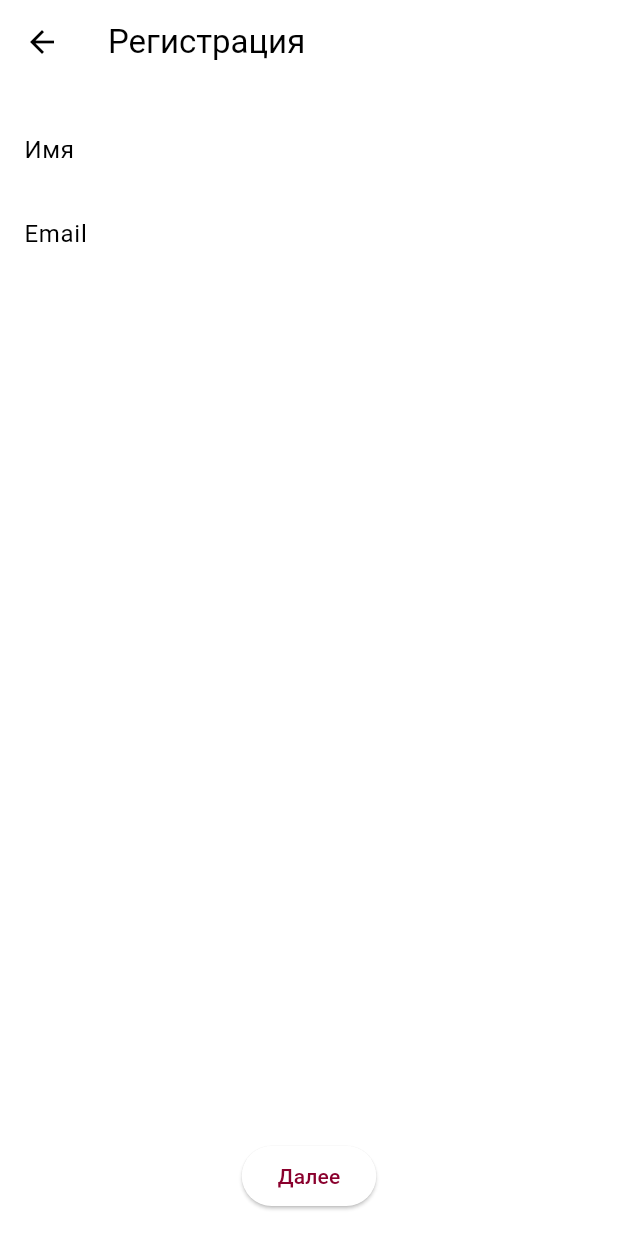
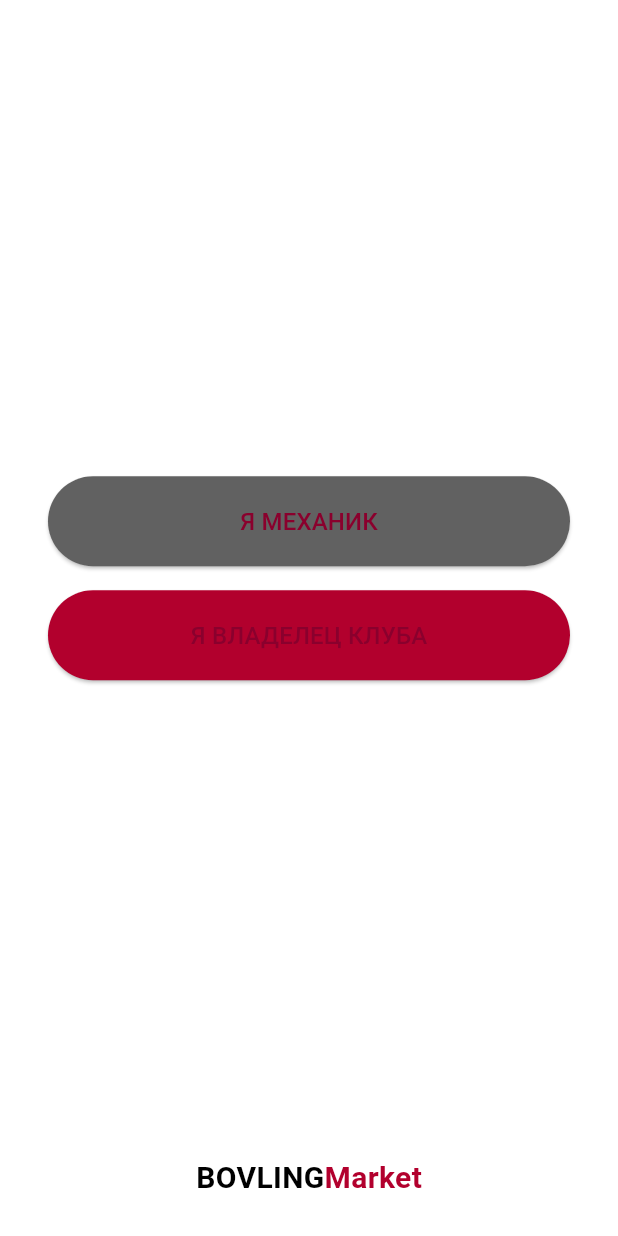
Before and after one commit to Lalamee/bowling-app-flutter, a Flutter app: the screen it shows after launch, after a tap on the "arrow forward ios" icon, after a tap on "Пропустить", after a tap on "Зарегистрироваться", on a phone screen of 412 x 824 dp. Run offline on Flutter 3.47's test engine with Material 3 defaults, Android fonts, the phone set to English and light mode, and no system bars.

Commit message:
register_screens 0.5

```diff
--- /dev/null
+++ b/lib/screens/register_role_selection.dart
@@ -0,0 +1,63 @@
+import 'package:flutter/material.dart';
+import 'register_owner_screen.dart';
+import 'register_mechanic_screen.dart';
+
+class RegisterRoleSelectionScreen extends StatelessWidget {
+  const RegisterRoleSelectionScreen({super.key});
+
+  @override
+  Widget build(BuildContext context) {
+    return Scaffold(
+      backgroundColor: Colors.white,
+      body: SafeArea(
+        child: Column(
+          mainAxisAlignment: MainAxisAlignment.center,
+          children: [
+            const Spacer(),
+            Padding(
+              padding: const EdgeInsets.symmetric(horizontal: 32.0),
+              child: ElevatedButton(
+                onPressed: () {
+                  Navigator.push(context, MaterialPageRoute(builder: (_) => const RegisterMechanicScreen()));
+                },
+                style: ElevatedButton.styleFrom(
+                  minimumSize: const Size.fromHeight(60),
+                  backgroundColor: Colors.grey[700],
+                  shape: RoundedRectangleBorder(borderRadius: BorderRadius.circular(30)),
+                ),
+                child: const Text('Я МЕХАНИК', style: TextStyle(fontSize: 16)),
+              ),
+            ),
+            const SizedBox(height: 16),
+            Padding(
+              padding: const EdgeInsets.symmetric(horizontal: 32.0),
+              child: ElevatedButton(
+                onPressed: () {
+                  Navigator.push(context, MaterialPageRoute(builder: (_) => const RegisterOwnerScreen()));
+                },
+                style: ElevatedButton.styleFrom(
+                  minimumSize: const Size.fromHeight(60),
+                  backgroundColor: Color(0xFFB2002D),
+                  shape: RoundedRectangleBorder(borderRadius: BorderRadius.circular(30)),
+                ),
+                child: const Text('Я ВЛАДЕЛЕЦ КЛУБА', style: TextStyle(fontSize: 16)),
+              ),
+            ),
+            const Spacer(),
+            const Padding(
+              padding: EdgeInsets.only(bottom: 24),
+              child: Text.rich(
+                TextSpan(
+                  text: 'BOVLING',
+                  style: TextStyle(fontWeight: FontWeight.bold),
+                  children: [TextSpan(text: 'Market', style: TextStyle(color: Color(0xFFB2002D)))],
+                ),
+                style: TextStyle(fontSize: 20),
+              ),
+            ),
+          ],
+        ),
+      ),
+    );
+  }
+}
--- a/lib/screens/register_step1.dart
+++ /dev/null
@@ -1,30 +0,0 @@
-import 'package:flutter/material.dart';
-import 'register_step2.dart';
-
-class RegisterStep1 extends StatelessWidget {
-  final TextEditingController nameController = TextEditingController();
-  final TextEditingController emailController = TextEditingController();
-
-  @override
-  Widget build(BuildContext context) {
-    return Scaffold(
-      appBar: AppBar(title: Text('Регистрация')),
-      body: Padding(
-        padding: EdgeInsets.all(16),
-        child: Column(
-          children: [
-            TextField(controller: nameController, decoration: InputDecoration(labelText: 'Имя')),
-            TextField(controller: emailController, decoration: InputDecoration(labelText: 'Email')),
-            Spacer(),
-            ElevatedButton(
-              onPressed: () {
-                Navigator.push(context, MaterialPageRoute(builder: (_) => RegisterStep2()));
-              },
-              child: Text('Далее'),
-            )
-          ],
-        ),
-      ),
-    );
-  }
-}
--- a/lib/screens/welcome_screen.dart
+++ b/lib/screens/welcome_screen.dart
@@ -1,5 +1,5 @@
 import 'package:flutter/material.dart';
-import 'register_step1.dart';
+import 'register_role_selection.dart';
 
 class WelcomeScreen extends StatelessWidget {
   @override
@@ -18,7 +18,7 @@ class WelcomeScreen extends StatelessWidget {
               style: ElevatedButton.styleFrom(minimumSize: Size.fromHeight(50)),
             ),
             TextButton(
-              onPressed: () => Navigator.push(context, MaterialPageRoute(builder: (_) => RegisterStep1())),
+              onPressed: () => Navigator.push(context, MaterialPageRoute(builder: (_) => RegisterRoleSelectionScreen())),
               child: Text('Зарегистрироваться'),
             )
           ],
--- a/pubspec.yaml
+++ b/pubspec.yaml
@@ -30,10 +30,8 @@ environment:
 dependencies:
   flutter:
     sdk: flutter
-
-  # The following adds the Cupertino Icons font to your application.
-  # Use with the CupertinoIcons class for iOS style icons.
   cupertino_icons: ^1.0.8
+  intl: ^0.18.1
 
 dev_dependencies:
   flutter_test:
```
Also changed, not shown: lib/screens/register_mechanic_screen.dart (added, +168 -0 lines), lib/screens/register_owner_screen.dart (added, +103 -0 lines), lib/screens/register_step2.dart (deleted, +0 -30 lines), lib/screens/register_step3.dart (deleted, +0 -29 lines), pubspec.lock.
